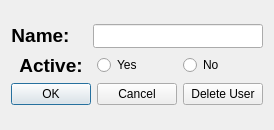
The window that Client/GUI/UI_Files/add_user_dialog.ui (NotMGR/Lib) describes before a commit, drawn with Qt 5.
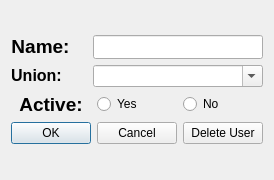
The same window after the commit.

Commit message: Added all union dependencies on users, raids and mocks.

Patch:
```diff
--- a/Client/GUI/UI_Files/add_user_dialog.ui
+++ b/Client/GUI/UI_Files/add_user_dialog.ui
@@ -7,7 +7,7 @@
     <x>0</x>
     <y>0</y>
     <width>274</width>
-    <height>130</height>
+    <height>180</height>
    </rect>
   </property>
   <property name="sizePolicy">
@@ -19,13 +19,13 @@
   <property name="minimumSize">
    <size>
     <width>274</width>
-    <height>130</height>
+    <height>180</height>
    </size>
   </property>
   <property name="maximumSize">
    <size>
     <width>274</width>
-    <height>130</height>
+    <height>180</height>
    </size>
   </property>
   <property name="windowTitle">
@@ -70,6 +70,30 @@
        </item>
       </layout>
      </item>
+     <item>
+      <layout class="QHBoxLayout" name="horizontalLayout_5">
+       <item alignment="Qt::AlignmentFlag::AlignLeft">
+        <widget class="QLabel" name="union_label">
+         <property name="text">
+          <string>&lt;html&gt;&lt;head/&gt;&lt;body&gt;&lt;p align=&quot;center&quot;&gt;&lt;span style=&quot; font-size:12pt; font-weight:700;&quot;&gt;Union:&lt;/span&gt;&lt;/p&gt;&lt;/body&gt;&lt;/html&gt;</string>
+         </property>
+        </widget>
+       </item>
+       <item>
+        <widget class="QComboBox" name="edit_union_cbox">
+         <property name="minimumSize">
+          <size>
+           <width>170</width>
+           <height>0</height>
+          </size>
+         </property>
+         <property name="editable">
+          <bool>true</bool>
+         </property>
+        </widget>
+       </item>
+      </layout>
+     </item>
      <item>
       <layout class="QHBoxLayout" name="horizontalLayout_3">
        <item>
```
The commit also changes 29 other files.
